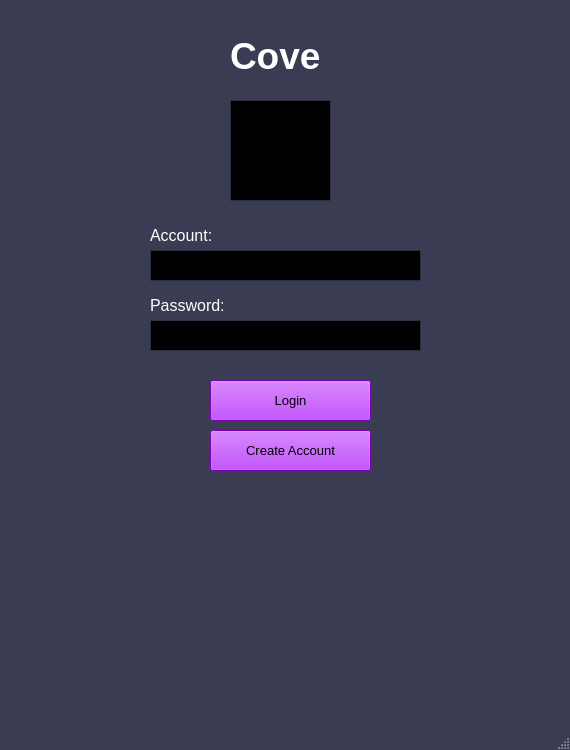
Old version of the form Cove_Client/Cove_Client/cove_login.ui in the repository tyler-becker/Middle-Management-CMPS285.
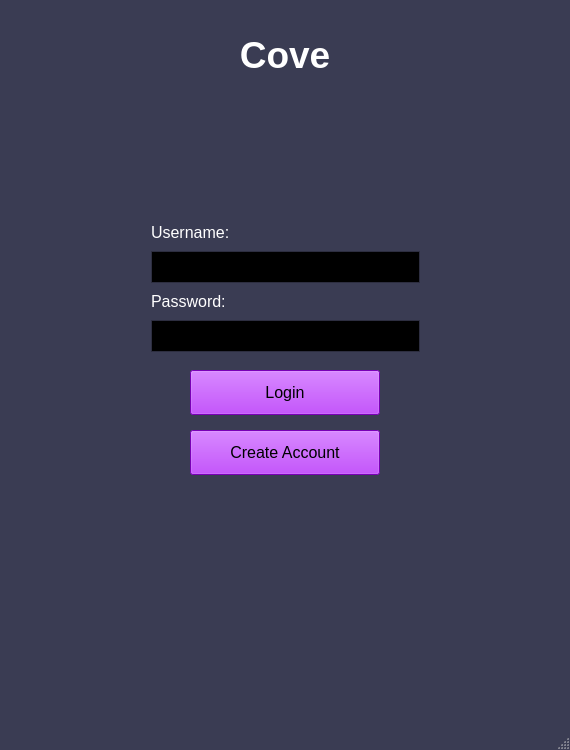
New version of the form.

Commit message:
Updated basic Cove application in Qt.
This is an updated version of our Cove application called Cove Client.
This updated client adds the chat room window and fixed the
functionality of various window buttons. This is still a basic client,
the functionality of which will be implemented later. *This client will
only run in Qt Creator. Written by Beau B.

The edit to the form file:
```diff
--- a/Cove_Client/Cove_Client/cove_login.ui
+++ b/Cove_Client/Cove_Client/cove_login.ui
@@ -440,10 +440,10 @@
    <widget class="QPushButton" name="pushButton_LogIn">
     <property name="geometry">
      <rect>
-      <x>210</x>
-      <y>380</y>
-      <width>161</width>
-      <height>41</height>
+      <x>190</x>
+      <y>370</y>
+      <width>190</width>
+      <height>45</height>
      </rect>
     </property>
     <property name="palette">
@@ -863,7 +863,7 @@
     </property>
     <property name="font">
      <font>
-      <pointsize>10</pointsize>
+      <pointsize>12</pointsize>
      </font>
     </property>
     <property name="autoFillBackground">
@@ -876,115 +876,13 @@
      <string>Login</string>
     </property>
    </widget>
-   <widget class="QLabel" name="label_Password">
-    <property name="geometry">
-     <rect>
-      <x>150</x>
-      <y>280</y>
-      <width>101</width>
-      <height>51</height>
-     </rect>
-    </property>
-    <property name="font">
-     <font>
-      <pointsize>12</pointsize>
-     </font>
-    </property>
-    <property name="text">
-     <string>Password:</string>
-    </property>
-   </widget>
-   <widget class="QTextEdit" name="textEdit_Password">
-    <property name="geometry">
-     <rect>
-      <x>150</x>
-      <y>320</y>
-      <width>271</width>
-      <height>31</height>
-     </rect>
-    </property>
-    <property name="font">
-     <font>
-      <pointsize>12</pointsize>
-     </font>
-    </property>
-    <property name="frameShape">
-     <enum>QFrame::StyledPanel</enum>
-    </property>
-    <property name="frameShadow">
-     <enum>QFrame::Sunken</enum>
-    </property>
-    <property name="verticalScrollBarPolicy">
-     <enum>Qt::ScrollBarAlwaysOff</enum>
-    </property>
-    <property name="horizontalScrollBarPolicy">
-     <enum>Qt::ScrollBarAlwaysOff</enum>
-    </property>
-    <property name="tabChangesFocus">
-     <bool>true</bool>
-    </property>
-    <property name="readOnly">
-     <bool>false</bool>
-    </property>
-    <property name="overwriteMode">
-     <bool>false</bool>
-    </property>
-   </widget>
-   <widget class="QTextEdit" name="textEdit_Account">
-    <property name="geometry">
-     <rect>
-      <x>150</x>
-      <y>250</y>
-      <width>271</width>
-      <height>31</height>
-     </rect>
-    </property>
-    <property name="font">
-     <font>
-      <pointsize>12</pointsize>
-     </font>
-    </property>
-    <property name="verticalScrollBarPolicy">
-     <enum>Qt::ScrollBarAlwaysOff</enum>
-    </property>
-    <property name="horizontalScrollBarPolicy">
-     <enum>Qt::ScrollBarAlwaysOff</enum>
-    </property>
-    <property name="tabChangesFocus">
-     <bool>true</bool>
-    </property>
-    <property name="undoRedoEnabled">
-     <bool>true</bool>
-    </property>
-    <property name="lineWrapMode">
-     <enum>QTextEdit::WidgetWidth</enum>
-    </property>
-   </widget>
-   <widget class="QLabel" name="label__Account">
-    <property name="geometry">
-     <rect>
-      <x>150</x>
-      <y>220</y>
-      <width>101</width>
-      <height>31</height>
-     </rect>
-    </property>
-    <property name="font">
-     <font>
-      <pointsize>12</pointsize>
-     </font>
-    </property>
-    <property name="text">
-     <string>Account:</string>
-    </property>
-   </widget>
    <widget class="QLabel" name="label_Cove">
     <property name="geometry">
      <rect>
-      <x>230</x>
+      <x>220</x>
       <y>30</y>
-      <width>91</width>
-      <height>51</height>
+      <width>130</width>
+      <height>50</height>
      </rect>
     </property>
     <property name="font">
@@ -1003,14 +901,20 @@
     <property name="text">
      <string>Cove</string>
     </property>
+    <property name="textFormat">
+     <enum>Qt::AutoText</enum>
+    </property>
+    <property name="alignment">
+     <set>Qt::AlignCenter</set>
+    </property>
    </widget>
    <widget class="QPushButton" name="pushButton_CreateAccount">
     <property name="geometry">
      <rect>
-      <x>210</x>
+      <x>190</x>
       <y>430</y>
-      <width>161</width>
-      <height>41</height>
+      <width>190</width>
+      <height>45</height>
      </rect>
     </property>
     <property name="palette">
@@ -1430,7 +1334,7 @@
     </property>
     <property name="font">
      <font>
-      <pointsize>10</pointsize>
+      <pointsize>12</pointsize>
      </font>
     </property>
     <property name="autoFillBackground">
@@ -1440,23 +1344,122 @@
      <string>Create Account</string>
     </property>
    </widget>
-   <widget class="QGraphicsView" name="graphicsView_Logo">
+   <widget class="QTextEdit" name="textEdit_Account">
     <property name="geometry">
      <rect>
-      <x>230</x>
+      <x>151</x>
+      <y>251</y>
+      <width>269</width>
+      <height>32</height>
+     </rect>
+    </property>
+    <property name="font">
+     <font>
+      <pointsize>12</pointsize>
+     </font>
+    </property>
+    <property name="verticalScrollBarPolicy">
+     <enum>Qt::ScrollBarAlwaysOff</enum>
+    </property>
+    <property name="horizontalScrollBarPolicy">
+     <enum>Qt::ScrollBarAlwaysOff</enum>
+    </property>
+    <property name="tabChangesFocus">
+     <bool>true</bool>
+    </property>
+    <property name="undoRedoEnabled">
+     <bool>true</bool>
+    </property>
+    <property name="lineWrapMode">
+     <enum>QTextEdit::WidgetWidth</enum>
+    </property>
+   </widget>
+   <widget class="QLabel" name="label__Username">
+    <property name="geometry">
+     <rect>
+      <x>151</x>
+      <y>221</y>
+      <width>95</width>
+      <height>23</height>
+     </rect>
+    </property>
+    <property name="font">
+     <font>
+      <pointsize>12</pointsize>
+     </font>
+    </property>
+    <property name="text">
+     <string>Username:</string>
+    </property>
+   </widget>
+   <widget class="QLabel" name="label_Password">
+    <property name="geometry">
+     <rect>
+      <x>151</x>
+      <y>290</y>
+      <width>94</width>
+      <height>23</height>
+     </rect>
+    </property>
+    <property name="font">
+     <font>
+      <pointsize>12</pointsize>
+     </font>
+    </property>
+    <property name="text">
+     <string>Password:</string>
+    </property>
+   </widget>
+   <widget class="QTextEdit" name="textEdit_Password">
+    <property name="geometry">
+     <rect>
+      <x>151</x>
+      <y>320</y>
+      <width>269</width>
+      <height>32</height>
+     </rect>
+    </property>
+    <property name="font">
+     <font>
+      <pointsize>12</pointsize>
+     </font>
+    </property>
+    <property name="frameShape">
+     <enum>QFrame::StyledPanel</enum>
+    </property>
+    <property name="frameShadow">
+     <enum>QFrame::Sunken</enum>
+    </property>
+    <property name="verticalScrollBarPolicy">
+     <enum>Qt::ScrollBarAlwaysOff</enum>
+    </property>
+    <property name="horizontalScrollBarPolicy">
+     <enum>Qt::ScrollBarAlwaysOff</enum>
+    </property>
+    <property name="tabChangesFocus">
+     <bool>true</bool>
+    </property>
+    <property name="readOnly">
+     <bool>false</bool>
+    </property>
+    <property name="overwriteMode">
+     <bool>false</bool>
+    </property>
+   </widget>
+   <widget class="QLabel" name="label_LoginLogo">
+    <property name="geometry">
+     <rect>
+      <x>235</x>
       <y>100</y>
-      <width>101</width>
-      <height>101</height>
+      <width>100</width>
+      <height>100</height>
      </rect>
     </property>
-    <property name="acceptDrops">
-     <bool>false</bool>
+    <property name="text">
+     <string/>
     </property>
-    <property name="autoFillBackground">
-     <bool>false</bool>
-    </property>
-    <property name="interactive">
-     <bool>false</bool>
+    <property name="alignment">
+     <set>Qt::AlignCenter</set>
     </property>
    </widget>
    <zorder>label_Password</zorder>
```
Left out of the diff: 7 changed lines with no effect on the pictures. The commit also changes 48 other files.
